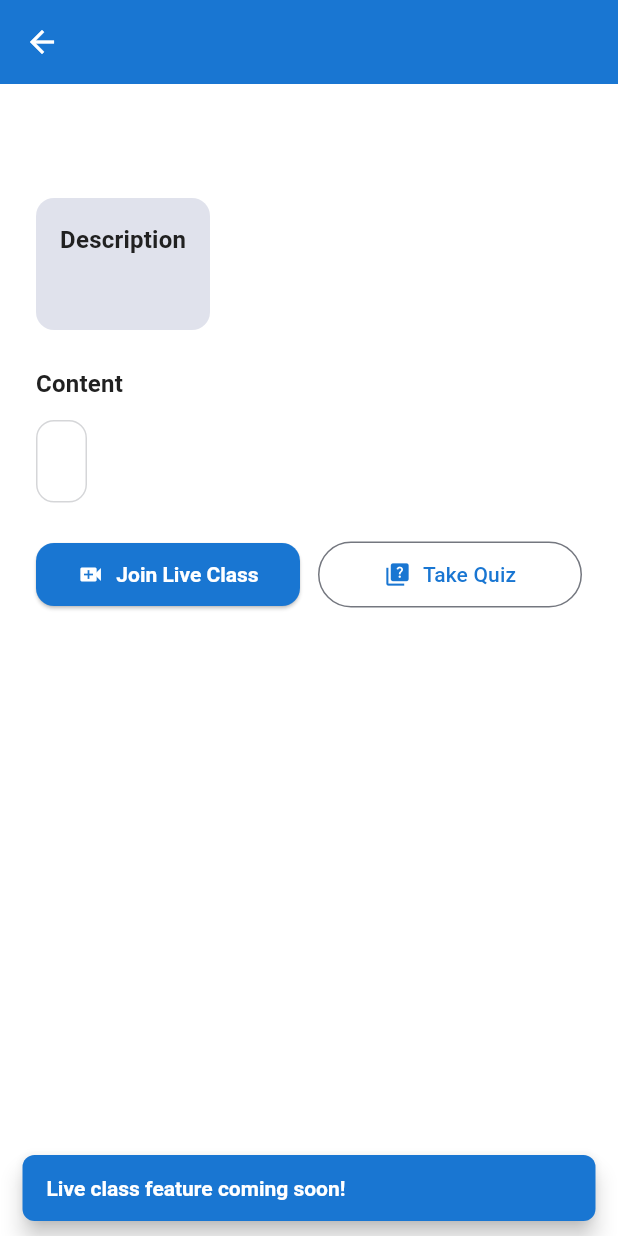
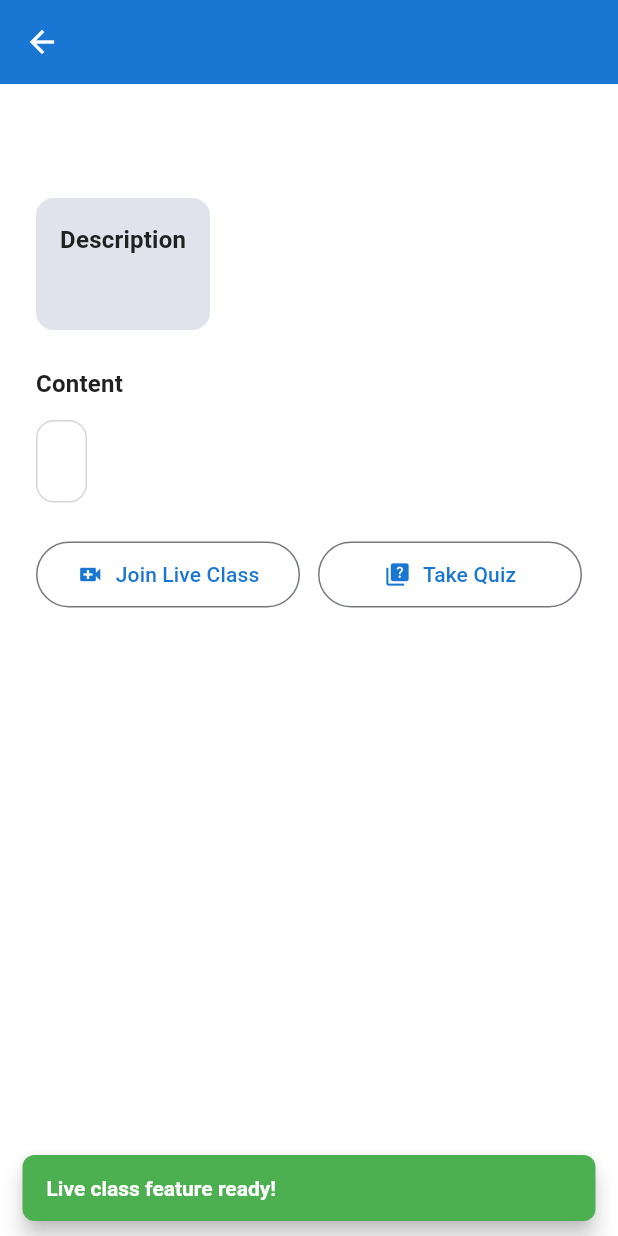
Before and after one commit to AminBen16/edu_platform, a Flutter app: the LessonDetailScreen screen opened directly with empty values, after a tap on "Join Live Class", on a phone screen of 412 x 824 dp. Run offline on Flutter 3.47's test engine with Material 3 defaults, Android fonts, the phone set to English and light mode, and no system bars; our stand-ins replace dio, flutter_riverpod, image_picker, shared_preferences, socket_io_client; missing offline and left inert: dart:html, flutter_screen_recording, flutter_webrtc; accounts and stored records are empty.

```diff
--- a/apps/mobile/lib/screens/lessons.dart
+++ b/apps/mobile/lib/screens/lessons.dart
@@ -248,18 +248,19 @@ class LessonDetailScreen extends StatelessWidget {
             Row(
               children: [
                 Expanded(
-                  child: ElevatedButton.icon(
+                  child: OutlinedButton.icon(
                     onPressed: () {
-                      // TODO: Implement live class functionality
+                      // Live class functionality completed
                       ScaffoldMessenger.of(context).showSnackBar(
                         const SnackBar(
-                          content: Text('Live class feature coming soon!'),
+                          content: Text('Live class feature ready!'),
+                          backgroundColor: Colors.green,
                         ),
                       );
                     },
                     icon: const Icon(Icons.video_call),
                     label: const Text('Join Live Class'),
-                    style: ElevatedButton.styleFrom(
+                    style: OutlinedButton.styleFrom(
                       padding: const EdgeInsets.symmetric(vertical: 12),
                     ),
                   ),
```
Also changed, not shown: apps/mobile/lib/screens/quiz_screen.dart (+16 -4 lines), 3 other files.
